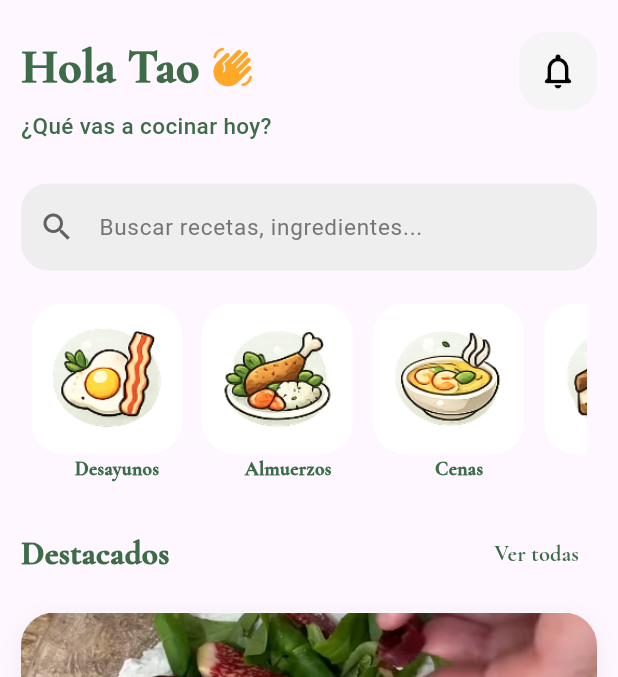
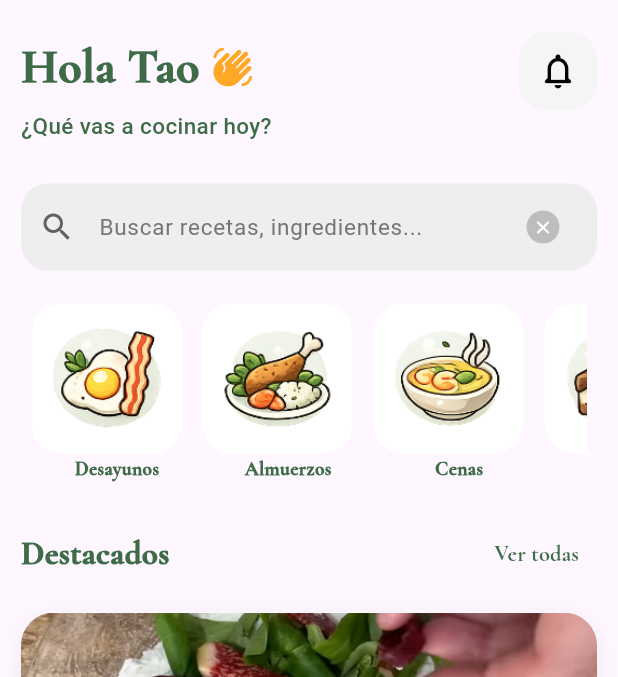
Before and after one commit to Taoista/recetastao, a Flutter app: the screen it shows after launch, on a phone screen of 412 x 824 dp, the part 73-750 px from its top. Run offline on Flutter 3.47's test engine with Material 3 defaults, Android fonts, the phone set to English and light mode, and no system bars; our stand-ins replace go_router, google_fonts.

Commit message:
fix correccion search

```diff
--- a/lib/core/router/router.dart
+++ b/lib/core/router/router.dart
@@ -5,6 +5,7 @@ import 'package:recetastao/screens/food_screen/food_screen.dart';
 import 'package:recetastao/screens/home/home_screen.dart';
 import 'package:recetastao/screens/ingredient/ingredient_screen.dart';
 import 'package:recetastao/screens/preparation/preparation_screen.dart';
+import 'package:recetastao/screens/search/search_screen.dart';
 import 'package:recetastao/screens/start/start_scree.dart';
 
 appRouter() {
@@ -24,6 +25,13 @@ appRouter() {
       name: AlertsScreen.name,
       builder: (context, state) => const AlertsScreen(),
     ),
+    GoRoute(
+     path: "/search/:key_search",
+      name: SearchScreen.routeName,
+      builder: (context, state) {
+              String keySearch = state.pathParameters["key_search"]!;
+              return SearchScreen(keySearch: keySearch);
+    }),
     GoRoute(
       path: "/card_category_food/:id_food",
       name: CardCategoryScreen.name,
--- a/lib/widgets/search_main.dart
+++ b/lib/widgets/search_main.dart
@@ -1,10 +1,13 @@
 import 'package:flutter/material.dart';
+import 'package:go_router/go_router.dart';
 
 class SearchMain extends StatelessWidget {
   const SearchMain({super.key});
 
   @override
   Widget build(BuildContext context) {
+    TextEditingController keyController = TextEditingController();
+
     return Container(
       height: 58,
       decoration: BoxDecoration(
@@ -12,6 +15,12 @@ class SearchMain extends StatelessWidget {
         borderRadius: BorderRadius.circular(18),
       ),
       child: TextField(
+        controller: keyController,
+        onSubmitted: (value) {
+          if (value.isNotEmpty) {
+            context.push("/search/$value");
+          }
+        },
         decoration: InputDecoration(
           hintText: 'Buscar recetas, ingredientes...',
           hintStyle: TextStyle(
@@ -22,6 +31,27 @@ class SearchMain extends StatelessWidget {
             Icons.search,
             color: Colors.grey.shade700,
           ),
+          suffixIcon: Padding(
+            padding: const EdgeInsets.only(right: 12),
+            child: IconButton(
+              onPressed: () {
+                keyController.clear();
+              },
+              icon: Container(
+                width: 22,
+                height: 22,
+                decoration: BoxDecoration(
+                  color: Colors.grey.shade400,
+                  shape: BoxShape.circle,
+                ),
+                child: const Icon(
+                  Icons.close,
+                  size: 14,
+                  color: Colors.white,
+                ),
+              ),
+            ),
+          ),
           border: InputBorder.none,
           contentPadding: const EdgeInsets.symmetric(
             vertical: 18,
```
